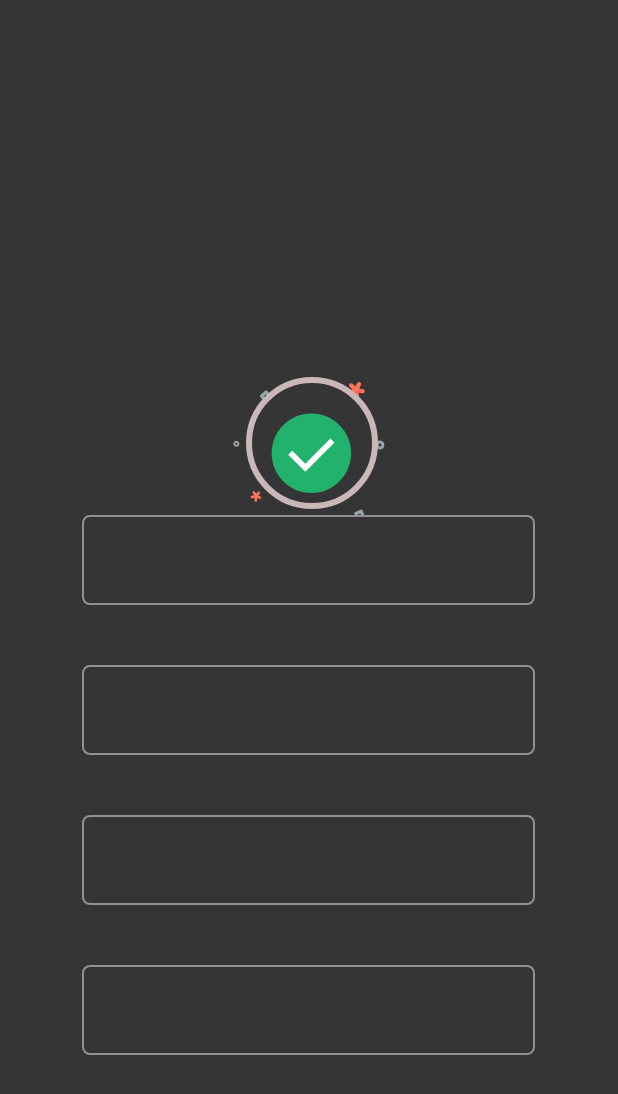
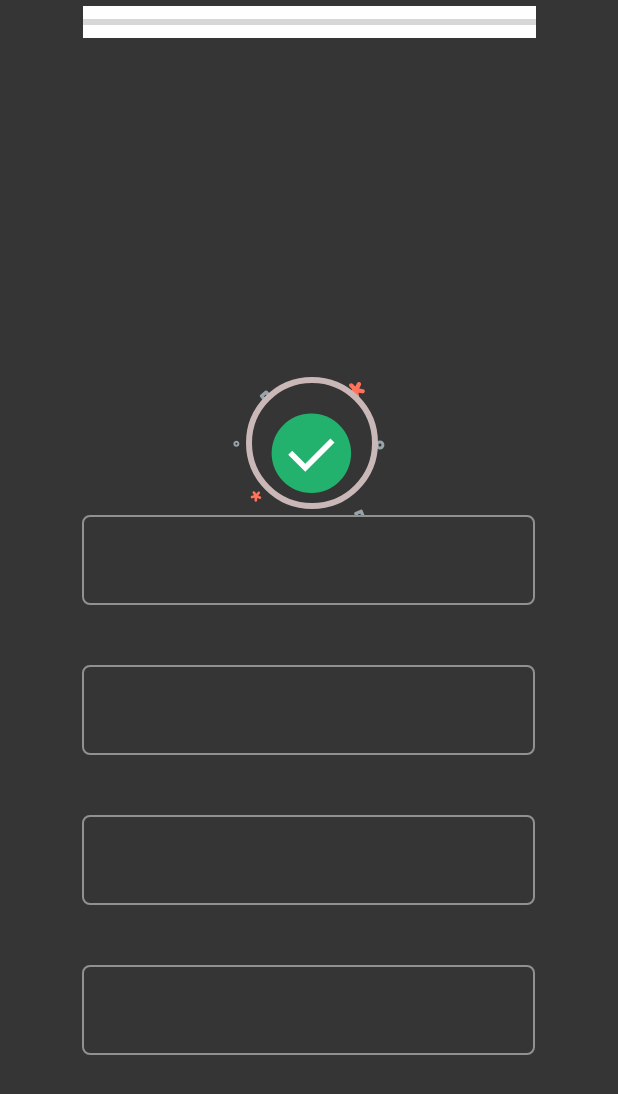
Before and after one commit to JinYana/MAD-Assignment-P03-Group3, an Android app: the layout activity_aptitude_test.xml on its own in the app's theme, with its tools: preview values and no code run, on a phone screen of 412 x 824 dp. Shown: the top 1094 px of the screen. Run offline under Robolectric (Android 15) with nearby library versions, the phone set to English and light mode, and no system bars; network calls fail; Roboto replaces fonts that are not available here.

Commit message:
Added logout tab and question counter

```diff
--- a/app/src/main/AndroidManifest.xml
+++ b/app/src/main/AndroidManifest.xml
@@ -18,7 +18,6 @@
         <activity android:name=".ProgressActivity" />
         <activity android:name=".NewFriendsActivity" />
         <activity android:name=".AddFriendsActivity" />
-        <activity android:name=".TriviaRoomActivity" />
         <activity android:name=".ProfileActivity" />
         <activity
             android:name=".AptitudeTestHomeActivity"
--- a/app/src/main/java/sg/edu/np/madassignment/CategoryActivity.java
+++ b/app/src/main/java/sg/edu/np/madassignment/CategoryActivity.java
@@ -106,6 +106,12 @@ public class CategoryActivity extends AppCompatActivity {
                         Intent c = new Intent(CategoryActivity.this, ProfileActivity.class);
                         startActivity(c);
                         break;
+
+                    case R.id.page_5:
+                        Intent d = new Intent(CategoryActivity.this, LoginActivity.class);
+                        startActivity(d);
+                        break;
+
 
                 }
                 return false;
--- a/app/src/main/java/sg/edu/np/madassignment/LoginActivity.java
+++ b/app/src/main/java/sg/edu/np/madassignment/LoginActivity.java
@@ -125,5 +125,10 @@ public class LoginActivity extends AppCompatActivity {
         });
     }
 
+    @Override
+    public void onBackPressed() {
+        // Do Here what ever you want do on back press;
+    }
+
 
 }
--- a/app/src/main/java/sg/edu/np/madassignment/TriviaActivity.java
+++ b/app/src/main/java/sg/edu/np/madassignment/TriviaActivity.java
@@ -121,7 +121,7 @@ public class TriviaActivity extends AppCompatActivity {
         questionprogress.setProgress(totalquestionsanswered + 1);
 
         TextView questionNo = findViewById(R.id.questionNo);
-        questionNo.setText("Q" +  String.valueOf(totalquestionsanswered + 1));
+        questionNo.setText("Q" +  totalquestionsanswered + 1);
 
         close.setOnClickListener(new View.OnClickListener() {
             @Override
--- a/app/src/main/res/layout/activity_aptitude_test.xml
+++ b/app/src/main/res/layout/activity_aptitude_test.xml
@@ -6,6 +6,29 @@
     android:layout_height="match_parent"
     android:background="#353535"
     tools:context=".AptitudeTestActivity">
+
+    <TextView
+        android:id="@+id/questionNo"
+        android:layout_width="wrap_content"
+        android:layout_height="wrap_content"
+        android:layout_marginEnd="8dp"
+        android:layout_marginRight="8dp"
+        android:textColor="#FFFFFF"
+        android:textSize="20sp"
+        app:layout_constraintEnd_toStartOf="@+id/answerProgress"
+        app:layout_constraintTop_toTopOf="parent" />
+
+    <ProgressBar
+        android:id="@+id/answerProgress"
+        style="@style/Widget.AppCompat.ProgressBar.Horizontal"
+        android:layout_width="302dp"
+        android:layout_height="21dp"
+        android:layout_marginTop="4dp"
+        android:background="#FFFFFF"
+        android:clickable="false"
+        app:layout_constraintEnd_toEndOf="parent"
+        app:layout_constraintStart_toStartOf="parent"
+        app:layout_constraintTop_toTopOf="parent" />
 
     <com.airbnb.lottie.LottieAnimationView
         android:id="@+id/checkmark"
```
Also changed, not shown: app/src/main/java/sg/edu/np/madassignment/AptitudeTestActivity.java (+15 -0 lines), app/src/main/java/sg/edu/np/madassignment/AptitudeTestHomeActivity.java (+13 -11 lines), app/src/main/java/sg/edu/np/madassignment/LeaderBoardActivity.java (+10 -0 lines), app/src/main/java/sg/edu/np/madassignment/ProfileActivity.java (+10 -0 lines), app/src/main/java/sg/edu/np/madassignment/TriviaRoomActivity.java (deleted, +0 -16 lines), app/src/main/res/layout/activity_trivia_room.xml (deleted, +0 -10 lines), app/src/main/res/menu/bottom_navigation_menu.xml (+8 -1 lines), app/src/main/res/drawable-v24/exit.png (added).
